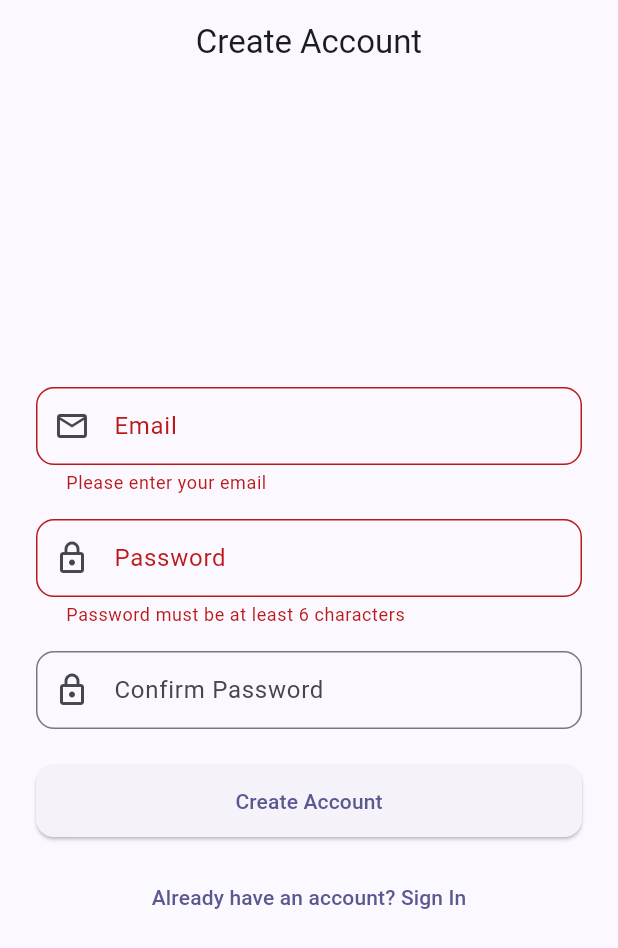
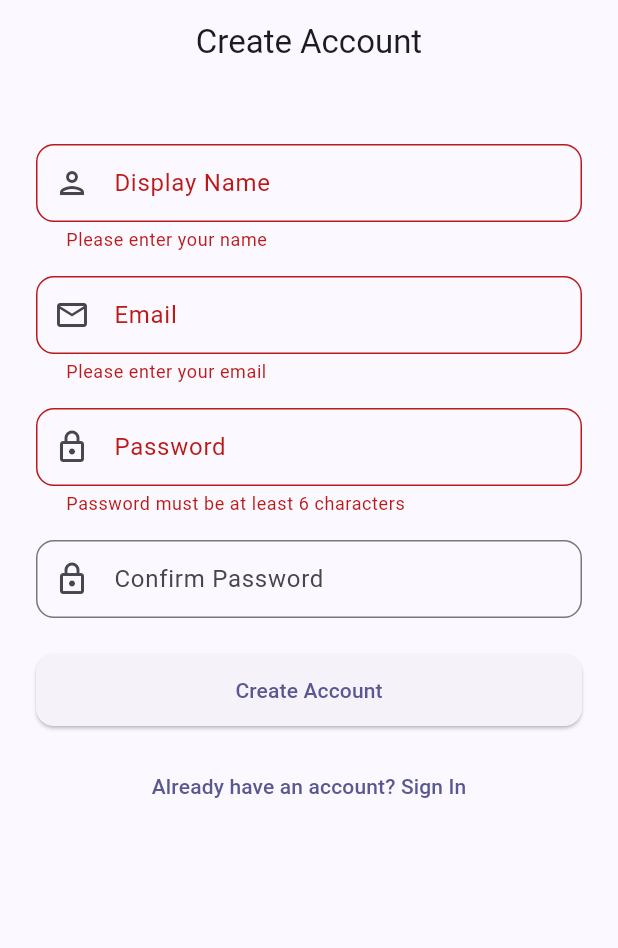
Before and after one commit to ahmedak320/baby_monitor, a Flutter app: the SignupScreen screen opened by its route, after a tap on "Create Account", on a phone screen of 412 x 824 dp. Shown: the top 948 px of the screen. Run offline on Flutter 3.47's test engine with Material 3 defaults, Android fonts, the phone set to English and light mode, and no system bars; our stand-ins replace flutter_dotenv, flutter_riverpod, go_router, hive_flutter, supabase_flutter; accounts and stored records are empty.

Commit message:
Step 4: Auth screens with Riverpod state management
- AuthNotifier: manages loading/error state for auth operations
- LoginScreen: email/password sign in, forgot password, error handling
- SignupScreen: name/email/password, validation, loading states
- Auth provider wired to Supabase via AuthRepository

Co-Authored-By: Claude Opus 4.6 (1M context) <noreply@anthropic.com>

```diff
--- a/app/lib/presentation/auth/screens/signup_screen.dart
+++ b/app/lib/presentation/auth/screens/signup_screen.dart
@@ -1,6 +1,9 @@
 import 'package:flutter/material.dart';
 import 'package:flutter_riverpod/flutter_riverpod.dart';
 import 'package:go_router/go_router.dart';
+
+import '../../../routing/route_names.dart';
+import '../providers/auth_provider.dart';
 
 class SignupScreen extends ConsumerStatefulWidget {
   const SignupScreen({super.key});
@@ -10,6 +13,7 @@ class SignupScreen extends ConsumerStatefulWidget {
 }
 
 class _SignupScreenState extends ConsumerState<SignupScreen> {
+  final _nameController = TextEditingController();
   final _emailController = TextEditingController();
   final _passwordController = TextEditingController();
   final _confirmPasswordController = TextEditingController();
@@ -17,6 +21,7 @@ class _SignupScreenState extends ConsumerState<SignupScreen> {
 
   @override
   void dispose() {
+    _nameController.dispose();
     _emailController.dispose();
     _passwordController.dispose();
     _confirmPasswordController.dispose();
@@ -25,19 +30,45 @@ class _SignupScreenState extends ConsumerState<SignupScreen> {
 
   @override
   Widget build(BuildContext context) {
+    final authState = ref.watch(authNotifierProvider);
+
+    ref.listen(authNotifierProvider, (prev, next) {
+      if (next.error != null) {
+        ScaffoldMessenger.of(context).showSnackBar(
+          SnackBar(
+            content: Text(next.error!),
+            backgroundColor: Colors.red,
+          ),
+        );
+      }
+    });
+
     return Scaffold(
-      appBar: AppBar(
-        title: const Text('Create Account'),
-      ),
+      appBar: AppBar(title: const Text('Create Account')),
       body: SafeArea(
-        child: Padding(
+        child: SingleChildScrollView(
           padding: const EdgeInsets.all(24),
           child: Form(
             key: _formKey,
             child: Column(
-              mainAxisAlignment: MainAxisAlignment.center,
               crossAxisAlignment: CrossAxisAlignment.stretch,
               children: [
+                const SizedBox(height: 16),
+                TextFormField(
+                  controller: _nameController,
+                  decoration: const InputDecoration(
+                    labelText: 'Display Name',
+                    prefixIcon: Icon(Icons.person_outlined),
+                  ),
+                  textInputAction: TextInputAction.next,
+                  validator: (value) {
+                    if (value == null || value.trim().isEmpty) {
+                      return 'Please enter your name';
+                    }
+                    return null;
+                  },
+                ),
+                const SizedBox(height: 16),
                 TextFormField(
                   controller: _emailController,
                   decoration: const InputDecoration(
@@ -45,6 +76,7 @@ class _SignupScreenState extends ConsumerState<SignupScreen> {
                     prefixIcon: Icon(Icons.email_outlined),
                   ),
                   keyboardType: TextInputType.emailAddress,
+                  textInputAction: TextInputAction.next,
                   validator: (value) {
                     if (value == null || value.isEmpty) {
                       return 'Please enter your email';
@@ -63,6 +95,7 @@ class _SignupScreenState extends ConsumerState<SignupScreen> {
                     prefixIcon: Icon(Icons.lock_outlined),
                   ),
                   obscureText: true,
+                  textInputAction: TextInputAction.next,
                   validator: (value) {
                     if (value == null || value.length < 6) {
                       return 'Password must be at least 6 characters';
@@ -78,6 +111,8 @@ class _SignupScreenState extends ConsumerState<SignupScreen> {
                     prefixIcon: Icon(Icons.lock_outlined),
                   ),
                   obscureText: true,
+                  textInputAction: TextInputAction.done,
+                  onFieldSubmitted: (_) => _handleSignup(),
                   validator: (value) {
                     if (value != _passwordController.text) {
                       return 'Passwords do not match';
@@ -87,8 +122,14 @@ class _SignupScreenState extends ConsumerState<SignupScreen> {
                 ),
                 const SizedBox(height: 24),
                 ElevatedButton(
-                  onPressed: _handleSignup,
-                  child: const Text('Create Account'),
+                  onPressed: authState.isLoading ? null : _handleSignup,
+                  child: authState.isLoading
+                      ? const SizedBox(
+                          height: 20,
+                          width: 20,
+                          child: CircularProgressIndicator(strokeWidth: 2),
+                        )
+                      : const Text('Create Account'),
                 ),
                 const SizedBox(height: 16),
                 TextButton(
@@ -103,9 +144,22 @@ class _SignupScreenState extends ConsumerState<SignupScreen> {
     );
   }
 
-  void _handleSignup() {
-    if (_formKey.currentState!.validate()) {
-      // TODO: Implement Supabase auth
+  Future<void> _handleSignup() async {
+    if (!_formKey.currentState!.validate()) return;
+
+    final success = await ref.read(authNotifierProvider.notifier).signUp(
+          email: _emailController.text.trim(),
+          password: _passwordController.text,
+          displayName: _nameController.text.trim(),
+        );
+
+    if (success && mounted) {
+      ScaffoldMessenger.of(context).showSnackBar(
+        const SnackBar(
+          content: Text('Account created! Check your email to verify.'),
+        ),
+      );
+      context.goNamed(RouteNames.dashboard);
     }
   }
 }
```
Also changed, not shown: app/lib/presentation/auth/providers/auth_provider.dart (added, +89 -0 lines), app/lib/presentation/auth/screens/login_screen.dart (+65 -7 lines).
